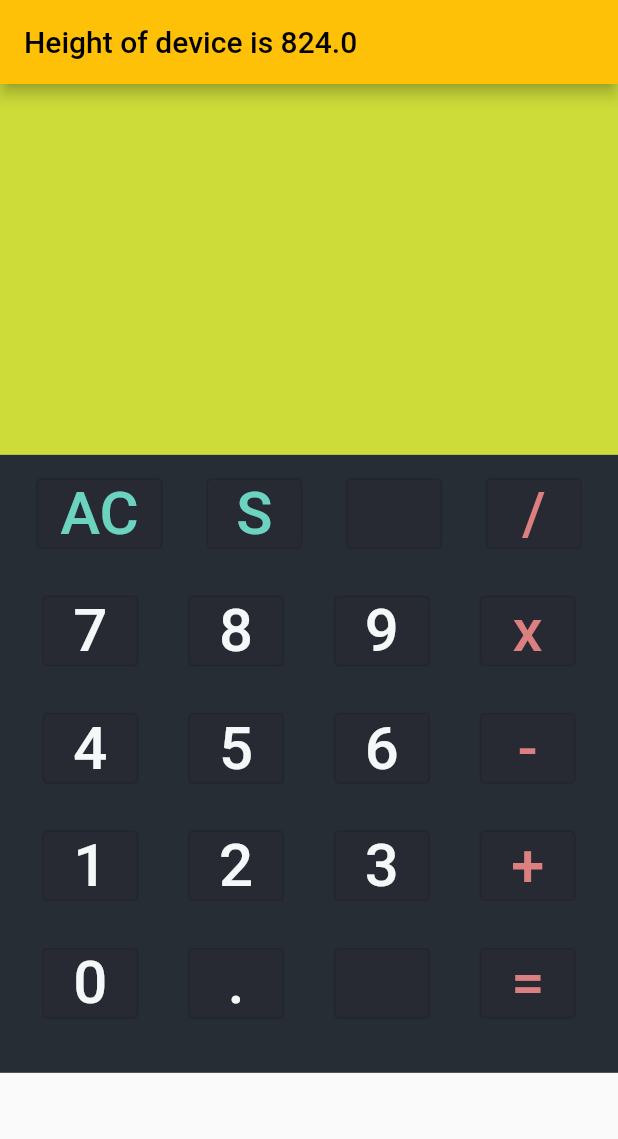
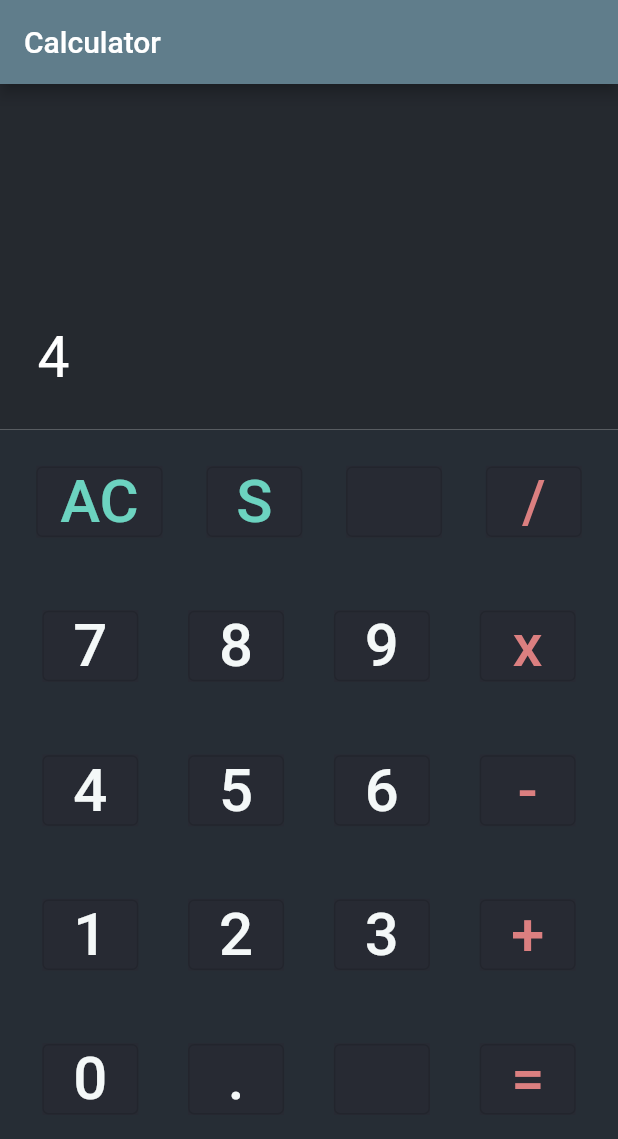
Before and after one commit to soulandbone/training_calculator_app, a Flutter app: the screen it shows after launch, on a phone screen of 412 x 824 dp. Shown: the top 1139 px of the screen. Run offline on Flutter 3.47's test engine with Material 2 defaults, Android fonts, the phone set to English and light mode, and no system bars.

Commit message:
style changes, no breakthrough

```diff
--- a/lib/main.dart
+++ b/lib/main.dart
@@ -11,11 +11,11 @@ class MyApp extends StatelessWidget {
   @override
   Widget build(BuildContext context) {
     return MaterialApp(
-      title: 'Flutter Calculator',
-      theme: ThemeData(
-        primarySwatch: Colors.amber,
-      ),
-      home: const HomePage(),
-    );
+        title: 'Flutter Calculator',
+        theme: ThemeData(
+          primarySwatch: Colors.blueGrey,
+        ),
+        home: const HomePage(),
+        debugShowCheckedModeBanner: false);
   }
 }
--- a/lib/screens/homepage.dart
+++ b/lib/screens/homepage.dart
@@ -6,15 +6,28 @@ class HomePage extends StatelessWidget {
 
   @override
   Widget build(BuildContext context) {
-    double height = MediaQuery.of(context).size.height;
+    double appBarHeight = MediaQuery.of(context).padding.top + kToolbarHeight;
+    double usableHeight = MediaQuery.of(context).size.height - appBarHeight;
+
+    String displayedNumber = '4';
+
     return Scaffold(
-      appBar: AppBar(title: Text('Height of device is $height')),
+      appBar: AppBar(title: const Text('Calculator')),
       body: Column(
         children: [
           Container(
-              height: height * 0.3,
-              decoration: const BoxDecoration(color: Colors.lime)),
-          Container(height: height * 0.5, child: const InputSection())
+              alignment: Alignment.bottomLeft,
+              height: usableHeight * 0.3,
+              decoration:
+                  const BoxDecoration(color: Color.fromRGBO(37, 41, 47, 1)),
+              child: Container(
+                margin: const EdgeInsets.all(25),
+                child: Text(
+                  displayedNumber,
+                  style: const TextStyle(fontSize: 38, color: Colors.white),
+                ),
+              )),
+          SizedBox(height: usableHeight * 0.7, child: const InputSection())
         ],
       ),
     );
```
